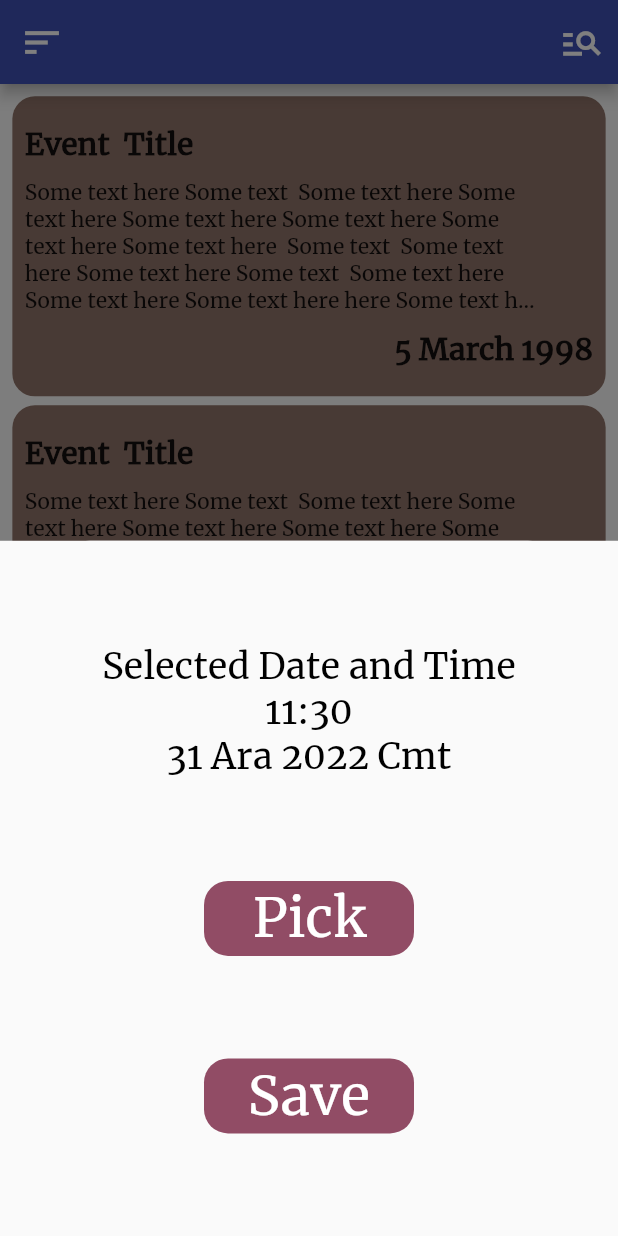
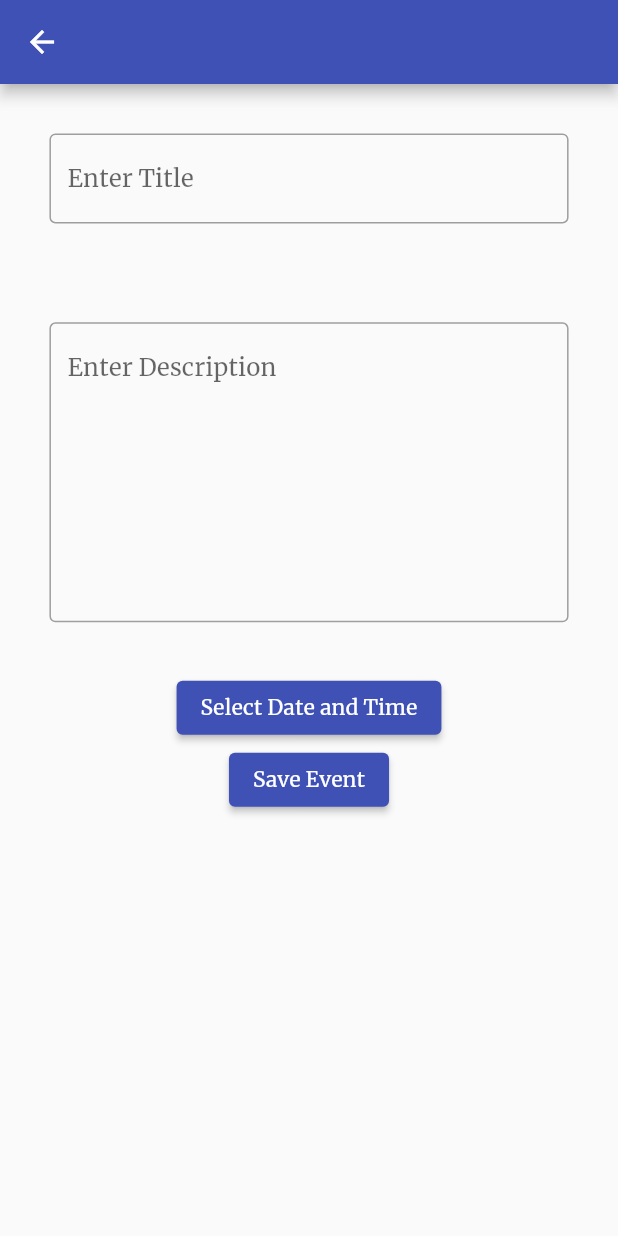
Before and after one commit to resulcay/scheduler, a Flutter app: the HomeScreen screen opened by its route, after a tap on the "add" icon, on a phone screen of 412 x 824 dp. Run offline on Flutter 3.47's test engine with Material 2 defaults, Android fonts, the phone set to English and light mode, and no system bars; our stand-ins replace flutter_datetime_picker, flutter_local_notifications, hive, hive_flutter, quickalert, timezone; accounts and stored records are empty.

Commit message:
create event logic added

```diff
--- /dev/null
+++ b/lib/components/decorated_text_field.dart
@@ -0,0 +1,47 @@
+import 'package:flutter/material.dart';
+
+import '../constants/constant_colors.dart';
+
+class CustomTextField extends StatelessWidget {
+  final TextEditingController controller;
+  final int maxLines;
+  final String hint;
+  final TextInputAction textInputAction;
+  const CustomTextField({
+    Key? key,
+    required this.controller,
+    required this.maxLines,
+    required this.hint,
+    required this.textInputAction,
+  }) : super(key: key);
+
+  @override
+  Widget build(BuildContext context) {
+    return TextField(
+      controller: controller,
+      maxLines: maxLines,
+      cursorColor: ConstantColor.darkYellow,
+      cursorHeight: 20,
+      textInputAction: textInputAction,
+      decoration: InputDecoration(
+        hintText: hint,
+        hintStyle: const TextStyle(
+          fontSize: 16,
+          fontWeight: FontWeight.normal,
+        ),
+        enabledBorder: const OutlineInputBorder(
+          borderSide: BorderSide(
+            color: Colors.grey,
+            width: 1,
+          ),
+        ),
+        focusedBorder: const UnderlineInputBorder(
+          borderSide: BorderSide(
+            color: Colors.purple,
+            width: 2,
+          ),
+        ),
+      ),
+    );
+  }
+}
--- /dev/null
+++ b/lib/screens/create_event_screen.dart
@@ -0,0 +1,102 @@
+import 'package:flutter/material.dart';
+import 'package:provider/provider.dart';
+import 'package:scheduler/extensions/media_query_extension.dart';
+import 'package:scheduler/extensions/padding_extension.dart';
+import 'package:scheduler/models/event_model.dart';
+import 'package:scheduler/providers/date_time_provider.dart';
+import 'package:scheduler/services/event_service.dart';
+
+import '../components/date_time_selection.dart';
+import '../components/decorated_text_field.dart';
+import '../constants/constant_colors.dart';
+
+class CreateEventScreen extends StatefulWidget {
+  const CreateEventScreen({super.key});
+
+  @override
+  State<CreateEventScreen> createState() => _CreateEventScreenState();
+}
+
+class _CreateEventScreenState extends State<CreateEventScreen> {
+  late TextEditingController titleTextController;
+  late TextEditingController descTextController;
+  late EventService eventService;
+  @override
+  void initState() {
+    titleTextController = TextEditingController();
+    descTextController = TextEditingController();
+    eventService = EventService();
+    super.initState();
+  }
+
+  @override
+  void dispose() {
+    titleTextController.dispose();
+    descTextController.dispose();
+    super.dispose();
+  }
+
+  @override
+  Widget build(BuildContext context) {
+    return Scaffold(
+      appBar: AppBar(),
+      body: SingleChildScrollView(
+        child: Column(
+          mainAxisAlignment: MainAxisAlignment.center,
+          mainAxisSize: MainAxisSize.max,
+          children: [
+            Padding(
+              padding: context.paddingLarge,
+              child: CustomTextField(
+                controller: titleTextController,
+                hint: "Enter Title",
+                maxLines: 1,
+                textInputAction: TextInputAction.next,
+              ),
+            ),
+            Padding(
+              padding: context.paddingLarge,
+              child: CustomTextField(
+                controller: descTextController,
+                hint: "Enter Description",
+                maxLines: 8,
+                textInputAction: TextInputAction.done,
+              ),
+            ),
+            ElevatedButton(
+                onPressed: () {
+                  // dismiss keyboard after search in case of active.
+                  FocusManager.instance.primaryFocus?.unfocus();
+                  showModalBottomSheet(
+                    barrierColor: Colors.black12.withOpacity(.5),
+                    backgroundColor: ConstantColor.pureWhite,
+                    constraints: BoxConstraints(
+                      minHeight: 100,
+                      maxHeight: context.height * .95,
+                    ),
+                    shape: RoundedRectangleBorder(
+                      borderRadius: BorderRadius.circular(60),
+                    ),
+                    context: context,
+                    builder: (context) => const DateTimeSelection(),
+                  );
+                },
+                child: const Text('Select Date and Time')),
+            ElevatedButton(
+                onPressed: () {
+                  EventModel model = EventModel(
+                      eventTitle: titleTextController.text,
+                      eventDescription: descTextController.text,
+                      eventDate:
+                          Provider.of<DateTimeProvider>(context, listen: false)
+                              .eventDate);
+
+                  eventService.storeEvent(model);
+                },
+                child: const Text('Save Event'))
+          ],
+        ),
+      ),
+    );
+  }
+}
--- a/lib/screens/home_screen.dart
+++ b/lib/screens/home_screen.dart
@@ -1,10 +1,8 @@
 import 'dart:math';
 
 import 'package:flutter/material.dart';
-import 'package:scheduler/constants/constant_colors.dart';
-import 'package:scheduler/extensions/media_query_extension.dart';
 import 'package:scheduler/extensions/padding_extension.dart';
-import 'package:scheduler/screens/reminder_screen.dart';
+import 'package:scheduler/screens/create_event_screen.dart';
 
 class HomeScreen extends StatelessWidget {
   const HomeScreen({super.key});
@@ -28,19 +26,10 @@ class HomeScreen extends StatelessWidget {
       ),
       floatingActionButton: FloatingActionButton(
         onPressed: () async {
-          showModalBottomSheet(
-            barrierColor: Colors.black12.withOpacity(.5),
-            backgroundColor: ConstantColor.pureWhite,
-            constraints: BoxConstraints(
-              minHeight: 100,
-              maxHeight: context.height * .95,
-            ),
-            shape: RoundedRectangleBorder(
-              borderRadius: BorderRadius.circular(60),
-            ),
-            context: context,
-            builder: (context) => const ReminderScreen(),
-          );
+          Navigator.push(
+              context,
+              MaterialPageRoute(
+                  builder: (context) => const CreateEventScreen()));
         },
         child: const Icon(Icons.add),
       ),
--- a/lib/screens/reminder_screen.dart
+++ /dev/null
@@ -1,222 +0,0 @@
-import 'package:f_datetimerangepicker/f_datetimerangepicker.dart';
-import 'package:flutter/material.dart';
-import 'package:flutter_datetime_picker/flutter_datetime_picker.dart';
-import 'package:intl/intl.dart';
-import 'package:provider/provider.dart';
-import 'package:quickalert/quickalert.dart';
-import '../constants/constant_colors.dart';
-import '../constants/constant_texts.dart';
-import '../providers/date_time_provider.dart';
-import '../services/local_notification_service.dart';
-import 'package:intl/date_symbol_data_local.dart';
-
-class ReminderScreen extends StatefulWidget {
-  const ReminderScreen({super.key});
-
-  @override
-  State<ReminderScreen> createState() => _ReminderScreenState();
-}
-
-class _ReminderScreenState extends State<ReminderScreen> {
-  late final NotificationApi notificationApi;
-
-  @override
-  void initState() {
-    notificationApi = NotificationApi(context: context);
-    notificationApi.initApi();
-    initializeDateFormatting();
-    super.initState();
-  }
-
-  @override
-  Widget build(BuildContext context) {
-    DateTime eventDate =
-        Provider.of<DateTimeProvider>(context, listen: true).eventDate;
-
-    String eventTimeAsHourAndMinute = DateFormat.Hm().format(eventDate);
-    String eventTimeAsDayMonthYear =
-        DateFormat.yMMMEd('tr_TR').format(eventDate);
-
-    return Scaffold(
-      body: Center(
-        child: Column(
-          mainAxisAlignment: MainAxisAlignment.spaceEvenly,
-          children: [
-            Text(
-              textAlign: TextAlign.center,
-              'Selected Date and Time\n$eventTimeAsHourAndMinute\n$eventTimeAsDayMonthYear',
-              style: const TextStyle(
-                color: ConstantColor.pureBlack,
-                fontWeight: FontWeight.w400,
-                fontSize: 24,
-                fontFamily: ConstantText.fontName,
-              ),
-            ),
-            Material(
-              color: ConstantColor.darkBrown,
-              borderRadius: BorderRadius.circular(16),
-              child: InkWell(
-                onTap: () async {
-                  _selectDateTime(context);
-                },
-                customBorder: RoundedRectangleBorder(
-                  borderRadius: BorderRadius.circular(16),
-                ),
-                child: Container(
-                  height: 50,
-                  width: 140,
-                  decoration: BoxDecoration(
-                    borderRadius: BorderRadius.circular(16),
-                  ),
-                  child: const Center(
-                    child: Text(
-                      "Pick",
-                      style: TextStyle(
-                        color: ConstantColor.pureWhite,
-                        fontWeight: FontWeight.w400,
-                        fontSize: 36,
-                        fontFamily: ConstantText.fontName,
-                      ),
-                    ),
-                  ),
-                ),
-              ),
-            ),
-            Material(
-              color: ConstantColor.darkBrown,
-              borderRadius: BorderRadius.circular(16),
-              child: InkWell(
-                onTap: () {
-                  showDialog(
-                    context: context,
-                    builder: (BuildContext context) {
-                      return AlertDialog(
-                        title: const Text("DateTime Setup"),
-                        content: const Text('Date and time are adjusted!'),
-                        actions: [
-                          TextButton(
-                            child: const Text("OK"),
-                            onPressed: () {
-                              Navigator.of(context).pop();
-                            },
-                          ),
-                        ],
-                      );
-                    },
-                  );
-                },
-                customBorder: RoundedRectangleBorder(
-                  borderRadius: BorderRadius.circular(16),
-                ),
-                child: Container(
-                  height: 50,
-                  width: 140,
-                  decoration: BoxDecoration(
-                    borderRadius: BorderRadius.circular(16),
-                  ),
-                  child: const Center(
-                    child: Text(
-                      "Save",
-                      style: TextStyle(
-                        color: ConstantColor.pureWhite,
-                        fontWeight: FontWeight.w400,
-                        fontSize: 36,
-                        fontFamily: ConstantText.fontName,
-                      ),
-                    ),
-                  ),
-                ),
-              ),
-            ),
-          ],
-        ),
-      ),
-    );
-  }
-
-  Future<dynamic> dateAdjusted(
-      BuildContext context, String title, String text) {
-    return showDialog(
-      context: context,
-      builder: (BuildContext context) {
-        return AlertDialog(
-          title: Text(title),
-          content: Text(text),
-          actions: [
-            TextButton(
-              child: const Text("OK"),
-              onPressed: () {
-                Navigator.of(context).pop();
-              },
-            ),
-          ],
-        );
-      },
-    );
-  }
-
-  timePicker(BuildContext context, DateTime startTime, DateTime endTime) async {
-    DateTimeRangePicker(
-        startText: "From",
-        endText: "To",
-        doneText: "Yes",
-        cancelText: "Cancel",
-        interval: 1,
-        initialStartTime: startTime,
-        initialEndTime: endTime,
-        mode: DateTimeRangePickerMode.dateAndTime,
-        minimumTime: DateTime.now().subtract(const Duration(hours: 1)),
-        maximumTime: DateTime.now().add(const Duration(days: 10)),
-        use24hFormat: false,
-        onConfirm: (start, end) {
-          if (!start.isAfter(DateTime.now())) {
-            showDialog(
-              context: context,
-              builder: (BuildContext context) {
-                return AlertDialog(
-                  title: const Text("Time Selection Error"),
-                  content: const Text('Start time must be after Now!'),
-                  actions: [
-                    TextButton(
-                      child: const Text("OK"),
-                      onPressed: () {
-                        Navigator.of(context).pop();
-                      },
-                    ),
-                  ],
-                );
-              },
-            );
-          }
-          if (end.isAfter(start) && start.isAfter(DateTime.now())) {
-            // Provider.of<TimeRangeProvider>(context, listen: false)
-            //     .changeTimeRange(start, end);
-          }
-        }).showPicker(context);
-  }
-}
-
-Future<void> _selectDateTime(BuildContext context) async {
-  await DatePicker.showDateTimePicker(
-    locale: LocaleType.tr,
-    context,
-    onConfirm: (time) {
-      if (time.isBefore(DateTime.now())) {
-        QuickAlert.show(
-            context: context,
-            type: QuickAlertType.error,
-            title: 'Error',
-            text: 'Date or time must be before now!');
-      } else {
-        Provider.of<DateTimeProvider>(context, listen: false)
-            .changeTimeRange(time);
-
-        QuickAlert.show(
-            context: context,
-            type: QuickAlertType.success,
-            title: 'Success',
-            text: 'Date and time are adjusted!');
-      }
-    },
-  );
-}
--- a/lib/services/local_notification_service.dart
+++ b/lib/services/local_notification_service.dart
@@ -2,7 +2,7 @@ import 'package:flutter/foundation.dart';
 import 'package:flutter/material.dart';
 import 'package:flutter_local_notifications/flutter_local_notifications.dart';
 import 'package:provider/provider.dart';
-import 'package:scheduler/screens/reminder_screen.dart';
+import 'package:scheduler/components/date_time_selection.dart';
 import 'package:timezone/timezone.dart' as tz;
 import 'package:timezone/data/latest.dart' as tz;
 
@@ -135,7 +135,7 @@ class NotificationApi {
     }
     await Navigator.push(
       context,
-      MaterialPageRoute<void>(builder: (context) => const ReminderScreen()),
+      MaterialPageRoute<void>(builder: (context) => const DateTimeSelection()),
     );
   }
 }
--- a/pubspec.yaml
+++ b/pubspec.yaml
@@ -35,8 +35,6 @@ dependencies:
   hive_flutter: ^1.1.0
   path_provider: ^2.0.11
   provider: ^6.0.4
-  auto_size_text: ^3.0.0
-  f_datetimerangepicker: ^0.2.0
   flutter_local_notifications: ^13.0.0
   timezone: ^0.9.0
   rxdart: ^0.27.7
```
Also changed, not shown: lib/components/date_time_selection.dart (added, +140 -0 lines), lib/services/event_service.dart (+13 -9 lines), pubspec.lock.
